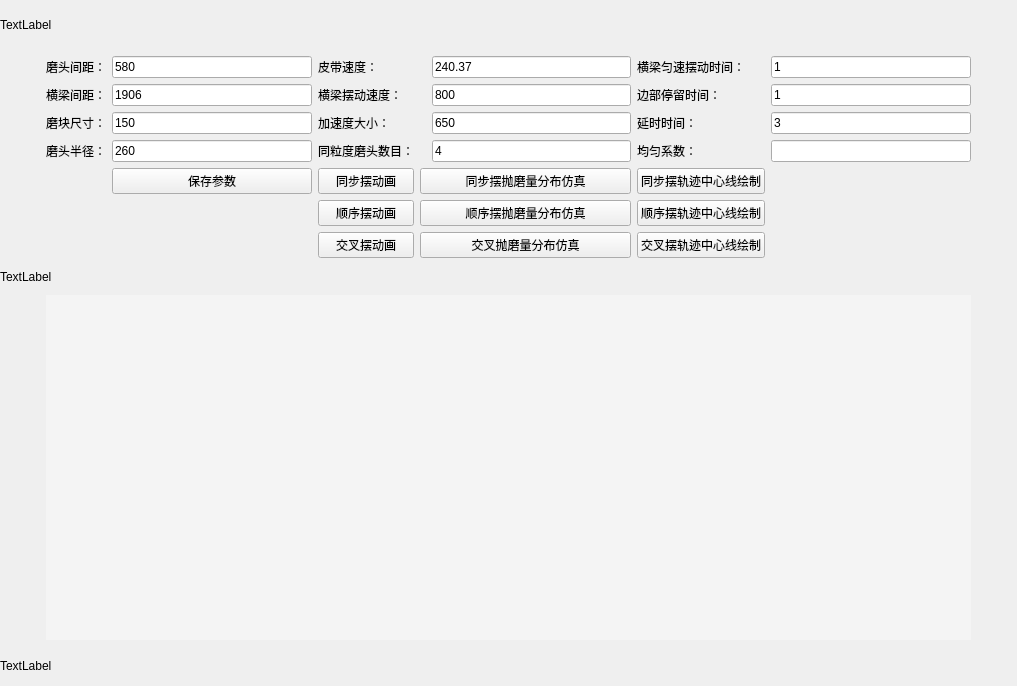
The window that Double_Sim.ui (wuheideyun/PolishingParameterNew) describes before a commit, drawn with Qt 5.
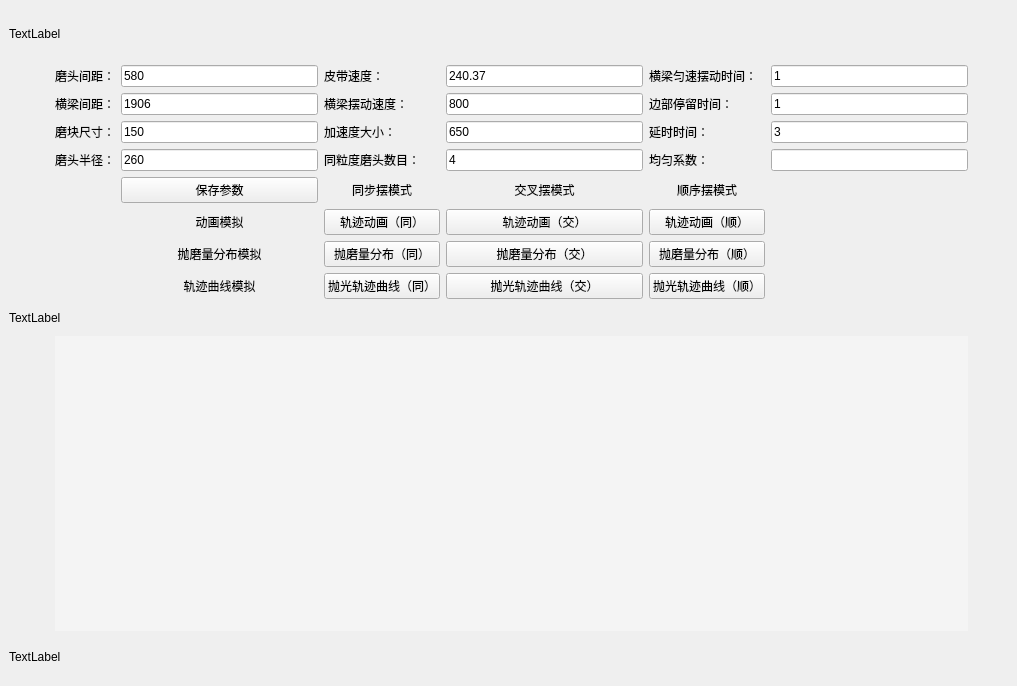
The same window after the commit.

The edit to the form file:
```diff
--- a/Double_Sim.ui
+++ b/Double_Sim.ui
@@ -15,74 +15,17 @@
   </property>
   <widget class="QWidget" name="centralwidget">
    <layout class="QGridLayout" name="gridLayout">
-    <property name="leftMargin">
-     <number>0</number>
-    </property>
-    <property name="topMargin">
-     <number>0</number>
-    </property>
-    <property name="rightMargin">
-     <number>0</number>
-    </property>
-    <property name="bottomMargin">
-     <number>0</number>
-    </property>
-    <item row="7" column="3">
-     <widget class="QPushButton" name="button_animation_order">
+    <item row="4" column="5">
+     <widget class="QLabel" name="label_coefficient">
       <property name="text">
-       <string>顺序摆动画</string>
+       <string>均匀系数：</string>
       </property>
      </widget>
     </item>
-    <item row="6" column="7">
-     <widget class="QPushButton" name="button_middle_line_equal">
+    <item row="3" column="5">
+     <widget class="QLabel" name="label_delay_time">
       <property name="text">
-       <string>同步摆轨迹中心线绘制</string>
-      </property>
-     </widget>
-    </item>
-    <item row="4" column="3">
-     <widget class="QLabel" name="label_num">
-      <property name="text">
-       <string>同粒度磨头数目：</string>
-      </property>
-     </widget>
-    </item>
-    <item row="3" column="1">
-     <widget class="QLabel" name="label_grind_size">
-      <property name="text">
-       <string>&lt;html&gt;&lt;head/&gt;&lt;body&gt;&lt;p align=&quot;center&quot;&gt;磨块尺寸：&lt;/p&gt;&lt;/body&gt;&lt;/html&gt;</string>
-      </property>
-     </widget>
-    </item>
-    <item row="1" column="7">
-     <widget class="QLabel" name="label_beam_constant_time">
-      <property name="text">
-       <string>横梁匀速摆动时间：</string>
-      </property>
-     </widget>
-    </item>
-    <item row="3" column="6">
-     <widget class="QLineEdit" name="lineEdit_accelerate">
-      <property name="text">
-       <string>650</string>
-      </property>
-     </widget>
-    </item>
-    <item row="6" column="2">
-     <widget class="QPushButton" name="button_save_parameter">
-      <property name="text">
-       <string>保存参数</string>
-      </property>
-     </widget>
-    </item>
-    <item row="4" column="8">
-     <widget class="QLineEdit" name="lineEdit_coefficient"/>
-    </item>
-    <item row="1" column="8">
-     <widget class="QLineEdit" name="lineEdit_beam_constant_time">
-      <property name="text">
-       <string>1</string>
+       <string>&lt;html&gt;&lt;head/&gt;&lt;body&gt;&lt;p&gt;延时时间：&lt;/p&gt;&lt;/body&gt;&lt;/html&gt;</string>
       </property>
      </widget>
     </item>
@@ -93,59 +36,10 @@
       </property>
      </widget>
     </item>
-    <item row="1" column="6">
-     <widget class="QLineEdit" name="lineEdit_belt_speed">
+    <item row="5" column="4">
+     <widget class="QLabel" name="label_2">
       <property name="text">
-       <string>240.37</string>
-      </property>
-     </widget>
-    </item>
-    <item row="8" column="3">
-     <widget class="QPushButton" name="button_animation_cross">
-      <property name="text">
-       <string>交叉摆动画</string>
-      </property>
-     </widget>
-    </item>
-    <item row="2" column="2">
-     <widget class="QLineEdit" name="lineEdit_between_beam">
-      <property name="text">
-       <string>1906</string>
-      </property>
-     </widget>
-    </item>
-    <item row="2" column="6">
-     <widget class="QLineEdit" name="lineEdit_beam_swing_speed">
-      <property name="text">
-       <string>800</string>
-      </property>
-     </widget>
-    </item>
-    <item row="2" column="1">
-     <widget class="QLabel" name="label_beam_between">
-      <property name="text">
-       <string>&lt;html&gt;&lt;head/&gt;&lt;body&gt;&lt;p align=&quot;center&quot;&gt;横梁间距：&lt;/p&gt;&lt;/body&gt;&lt;/html&gt;</string>
-      </property>
-     </widget>
-    </item>
-    <item row="2" column="8">
-     <widget class="QLineEdit" name="lineEdit_stay_time">
-      <property name="text">
-       <string>1</string>
-      </property>
-     </widget>
-    </item>
-    <item row="4" column="7">
-     <widget class="QLabel" name="label_coefficient">
-      <property name="text">
-       <string>均匀系数：</string>
-      </property>
-     </widget>
-    </item>
-    <item row="1" column="2">
-     <widget class="QLineEdit" name="lineEdit_between">
-      <property name="text">
-       <string>580</string>
+       <string>&lt;html&gt;&lt;head/&gt;&lt;body&gt;&lt;p align=&quot;center&quot;&gt;交叉摆模式&lt;/p&gt;&lt;/body&gt;&lt;/html&gt;</string>
       </property>
      </widget>
     </item>
@@ -156,80 +50,10 @@
       </property>
      </widget>
     </item>
-    <item row="3" column="7">
-     <widget class="QLabel" name="label_delay_time">
+    <item row="5" column="3">
+     <widget class="QLabel" name="label">
       <property name="text">
-       <string>&lt;html&gt;&lt;head/&gt;&lt;body&gt;&lt;p&gt;延时时间：&lt;/p&gt;&lt;/body&gt;&lt;/html&gt;</string>
-      </property>
-     </widget>
-    </item>
-    <item row="6" column="4" colspan="3">
-     <widget class="QPushButton" name="button_simulation_equal">
-      <property name="text">
-       <string>同步摆抛磨量分布仿真</string>
-      </property>
-     </widget>
-    </item>
-    <item row="6" column="3">
-     <widget class="QPushButton" name="button_animation_equal">
-      <property name="text">
-       <string>同步摆动画</string>
-      </property>
-     </widget>
-    </item>
-    <item row="10" column="1" colspan="8">
-     <widget class="QWidget" name="widget" native="true">
-      <property name="styleSheet">
-       <string notr="true">background-color: rgb(244, 244, 244);</string>
-      </property>
-     </widget>
-    </item>
-    <item row="3" column="8">
-     <widget class="QLineEdit" name="lineEdit_delay_time">
-      <property name="text">
-       <string>3</string>
-      </property>
-     </widget>
-    </item>
-    <item row="3" column="2">
-     <widget class="QLineEdit" name="lineEdit_grind_size">
-      <property name="text">
-       <string>150</string>
-      </property>
-     </widget>
-    </item>
-    <item row="7" column="7">
-     <widget class="QPushButton" name="button_middle_line_order">
-      <property name="text">
-       <string>顺序摆轨迹中心线绘制</string>
-      </property>
-     </widget>
-    </item>
-    <item row="4" column="6">
-     <widget class="QLineEdit" name="lineEdit_num">
-      <property name="text">
-       <string>4</string>
-      </property>
-     </widget>
-    </item>
-    <item row="1" column="1">
-     <widget class="QLabel" name="label_between">
-      <property name="text">
-       <string>&lt;html&gt;&lt;head/&gt;&lt;body&gt;&lt;p align=&quot;center&quot;&gt;磨头间距：&lt;/p&gt;&lt;/body&gt;&lt;/html&gt;</string>
-      </property>
-     </widget>
-    </item>
-    <item row="7" column="4" colspan="3">
-     <widget class="QPushButton" name="button_simulation_order">
-      <property name="text">
-       <string>顺序摆抛磨量分布仿真</string>
-      </property>
-     </widget>
-    </item>
-    <item row="8" column="4" colspan="3">
-     <widget class="QPushButton" name="button_simulation_cross">
-      <property name="text">
-       <string>交叉抛磨量分布仿真</string>
+       <string>&lt;html&gt;&lt;head/&gt;&lt;body&gt;&lt;p align=&quot;center&quot;&gt;同步摆模式&lt;/p&gt;&lt;/body&gt;&lt;/html&gt;</string>
       </property>
      </widget>
     </item>
@@ -240,10 +64,10 @@
       </property>
      </widget>
     </item>
-    <item row="8" column="7">
-     <widget class="QPushButton" name="button_middle_line_cross">
+    <item row="4" column="3">
+     <widget class="QLabel" name="label_num">
       <property name="text">
-       <string>交叉摆轨迹中心线绘制</string>
+       <string>同粒度磨头数目：</string>
       </property>
      </widget>
     </item>
@@ -270,6 +94,46 @@
       </property>
      </spacer>
     </item>
+    <item row="2" column="6">
+     <widget class="QLineEdit" name="lineEdit_stay_time">
+      <property name="text">
+       <string>1</string>
+      </property>
+     </widget>
+    </item>
+    <item row="11" column="0" colspan="5">
+     <widget class="QLabel" name="label_bottom">
+      <property name="minimumSize">
+       <size>
+        <width>500</width>
+        <height>0</height>
+       </size>
+      </property>
+      <property name="maximumSize">
+       <size>
+        <width>16777215</width>
+        <height>40</height>
+       </size>
+      </property>
+      <property name="text">
+       <string>TextLabel</string>
+      </property>
+     </widget>
+    </item>
+    <item row="3" column="2">
+     <widget class="QLineEdit" name="lineEdit_grind_size">
+      <property name="text">
+       <string>150</string>
+      </property>
+     </widget>
+    </item>
+    <item row="1" column="6">
+     <widget class="QLineEdit" name="lineEdit_beam_constant_time">
+      <property name="text">
+       <string>1</string>
+      </property>
+     </widget>
+    </item>
     <item row="4" column="1">
      <widget class="QLabel" name="label_radius">
       <property name="text">
@@ -277,14 +141,45 @@
       </property>
      </widget>
     </item>
-    <item row="2" column="7">
+    <item row="4" column="6">
+     <widget class="QLineEdit" name="lineEdit_coefficient"/>
+    </item>
+    <item row="2" column="5">
      <widget class="QLabel" name="label_stay_time">
       <property name="text">
        <string>边部停留时间：</string>
       </property>
      </widget>
     </item>
-    <item row="3" column="9">
+    <item row="1" column="4">
+     <widget class="QLineEdit" name="lineEdit_belt_speed">
+      <property name="text">
+       <string>240.37</string>
+      </property>
+     </widget>
+    </item>
+    <item row="2" column="4">
+     <widget class="QLineEdit" name="lineEdit_beam_swing_speed">
+      <property name="text">
+       <string>800</string>
+      </property>
+     </widget>
+    </item>
+    <item row="2" column="1">
+     <widget class="QLabel" name="label_beam_between">
+      <property name="text">
+       <string>&lt;html&gt;&lt;head/&gt;&lt;body&gt;&lt;p align=&quot;center&quot;&gt;横梁间距：&lt;/p&gt;&lt;/body&gt;&lt;/html&gt;</string>
+      </property>
+     </widget>
+    </item>
+    <item row="3" column="6">
+     <widget class="QLineEdit" name="lineEdit_delay_time">
+      <property name="text">
+       <string>3</string>
+      </property>
+     </widget>
+    </item>
+    <item row="3" column="7">
      <spacer name="horizontalSpacer_2">
       <property name="orientation">
        <enum>Qt::Orientation::Horizontal</enum>
@@ -300,26 +195,7 @@
       </property>
      </spacer>
     </item>
-    <item row="0" column="0" colspan="10">
-     <widget class="QLabel" name="label_top">
-      <property name="minimumSize">
-       <size>
-        <width>500</width>
-        <height>0</height>
-       </size>
-      </property>
-      <property name="maximumSize">
-       <size>
-        <width>16777215</width>
-        <height>50</height>
-       </size>
-      </property>
-      <property name="text">
-       <string>TextLabel</string>
-      </property>
-     </widget>
-    </item>
-    <item row="9" column="0" colspan="10">
+    <item row="9" column="0" colspan="5">
      <widget class="QLabel" name="label_middle">
       <property name="minimumSize">
        <size>
@@ -338,8 +214,8 @@
       </property>
      </widget>
     </item>
-    <item row="11" column="0" colspan="10">
-     <widget class="QLabel" name="label_bottom">
+    <item row="0" column="0" colspan="5">
+     <widget class="QLabel" name="label_top">
       <property name="minimumSize">
        <size>
         <width>500</width>
@@ -349,7 +225,7 @@
       <property name="maximumSize">
        <size>
         <width>16777215</width>
-        <height>40</height>
+        <height>50</height>
        </size>
       </property>
       <property name="text">
@@ -357,6 +233,160 @@
       </property>
      </widget>
     </item>
+    <item row="5" column="5">
+     <widget class="QLabel" name="label_3">
+      <property name="text">
+       <string>&lt;html&gt;&lt;head/&gt;&lt;body&gt;&lt;p align=&quot;center&quot;&gt;顺序摆模式&lt;/p&gt;&lt;/body&gt;&lt;/html&gt;</string>
+      </property>
+     </widget>
+    </item>
+    <item row="4" column="4">
+     <widget class="QLineEdit" name="lineEdit_num">
+      <property name="text">
+       <string>4</string>
+      </property>
+     </widget>
+    </item>
+    <item row="3" column="1">
+     <widget class="QLabel" name="label_grind_size">
+      <property name="text">
+       <string>&lt;html&gt;&lt;head/&gt;&lt;body&gt;&lt;p align=&quot;center&quot;&gt;磨块尺寸：&lt;/p&gt;&lt;/body&gt;&lt;/html&gt;</string>
+      </property>
+     </widget>
+    </item>
+    <item row="10" column="1" colspan="6">
+     <widget class="QWidget" name="widget" native="true">
+      <property name="styleSheet">
+       <string notr="true">background-color: rgb(244, 244, 244);</string>
+      </property>
+     </widget>
+    </item>
+    <item row="5" column="2">
+     <widget class="QPushButton" name="button_save_parameter">
+      <property name="text">
+       <string>保存参数</string>
+      </property>
+     </widget>
+    </item>
+    <item row="1" column="5">
+     <widget class="QLabel" name="label_beam_constant_time">
+      <property name="text">
+       <string>横梁匀速摆动时间：</string>
+      </property>
+     </widget>
+    </item>
+    <item row="1" column="2">
+     <widget class="QLineEdit" name="lineEdit_between">
+      <property name="text">
+       <string>580</string>
+      </property>
+     </widget>
+    </item>
+    <item row="2" column="2">
+     <widget class="QLineEdit" name="lineEdit_between_beam">
+      <property name="text">
+       <string>1906</string>
+      </property>
+     </widget>
+    </item>
+    <item row="1" column="1">
+     <widget class="QLabel" name="label_between">
+      <property name="text">
+       <string>&lt;html&gt;&lt;head/&gt;&lt;body&gt;&lt;p align=&quot;center&quot;&gt;磨头间距：&lt;/p&gt;&lt;/body&gt;&lt;/html&gt;</string>
+      </property>
+     </widget>
+    </item>
+    <item row="6" column="3">
+     <widget class="QPushButton" name="button_animation_equal">
+      <property name="text">
+       <string>轨迹动画（同）</string>
+      </property>
+     </widget>
+    </item>
+    <item row="3" column="4">
+     <widget class="QLineEdit" name="lineEdit_accelerate">
+      <property name="text">
+       <string>650</string>
+      </property>
+     </widget>
+    </item>
+    <item row="6" column="2">
+     <widget class="QLabel" name="label_4">
+      <property name="text">
+       <string>&lt;html&gt;&lt;head/&gt;&lt;body&gt;&lt;p align=&quot;center&quot;&gt;动画模拟&lt;/p&gt;&lt;/body&gt;&lt;/html&gt;</string>
+      </property>
+     </widget>
+    </item>
+    <item row="7" column="2">
+     <widget class="QLabel" name="label_5">
+      <property name="text">
+       <string>&lt;html&gt;&lt;head/&gt;&lt;body&gt;&lt;p align=&quot;center&quot;&gt;抛磨量分布模拟&lt;/p&gt;&lt;/body&gt;&lt;/html&gt;</string>
+      </property>
+     </widget>
+    </item>
+    <item row="8" column="2">
+     <widget class="QLabel" name="label_6">
+      <property name="text">
+       <string>&lt;html&gt;&lt;head/&gt;&lt;body&gt;&lt;p align=&quot;center&quot;&gt;轨迹曲线模拟&lt;/p&gt;&lt;/body&gt;&lt;/html&gt;</string>
+      </property>
+     </widget>
+    </item>
+    <item row="6" column="4">
+     <widget class="QPushButton" name="button_animation_cross">
+      <property name="text">
+       <string>轨迹动画（交）</string>
+      </property>
+     </widget>
+    </item>
+    <item row="6" column="5">
+     <widget class="QPushButton" name="button_animation_order">
+      <property name="text">
+       <string>轨迹动画（顺）</string>
+      </property>
+     </widget>
+    </item>
+    <item row="7" column="4">
+     <widget class="QPushButton" name="button_simulation_cross">
+      <property name="text">
+       <string>抛磨量分布（交）</string>
+      </property>
+     </widget>
+    </item>
+    <item row="8" column="4">
+     <widget class="QPushButton" name="button_middle_line_cross">
+      <property name="text">
+       <string>抛光轨迹曲线（交）</string>
+      </property>
+     </widget>
+    </item>
+    <item row="8" column="5">
+     <widget class="QPushButton" name="button_middle_line_order">
+      <property name="text">
+       <string>抛光轨迹曲线（顺）</string>
+      </property>
+     </widget>
+    </item>
+    <item row="7" column="5">
+     <widget class="QPushButton" name="button_simulation_order">
+      <property name="text">
+       <string>抛磨量分布（顺）</string>
+      </property>
+     </widget>
+    </item>
+    <item row="7" column="3">
+     <widget class="QPushButton" name="button_simulation_equal">
+      <property name="text">
+       <string>抛磨量分布（同）</string>
+      </property>
+     </widget>
+    </item>
+    <item row="8" column="3">
+     <widget class="QPushButton" name="button_middle_line_equal">
+      <property name="text">
+       <string>抛光轨迹曲线（同）</string>
+      </property>
+     </widget>
+    </item>
    </layout>
   </widget>
  </widget>
```
